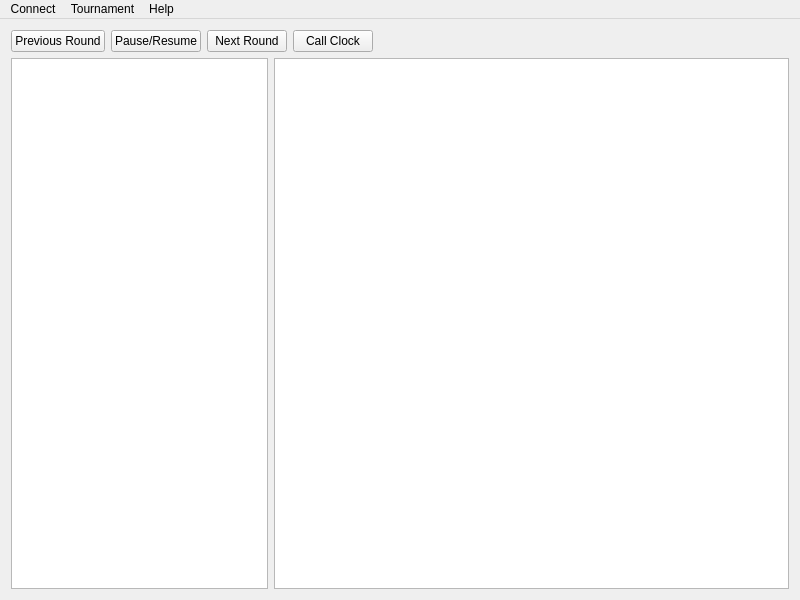
Before: the Qt Designer form TBQt/TBViewerMainWindow.ui in ryandrake08/td, drawn with Qt 5.
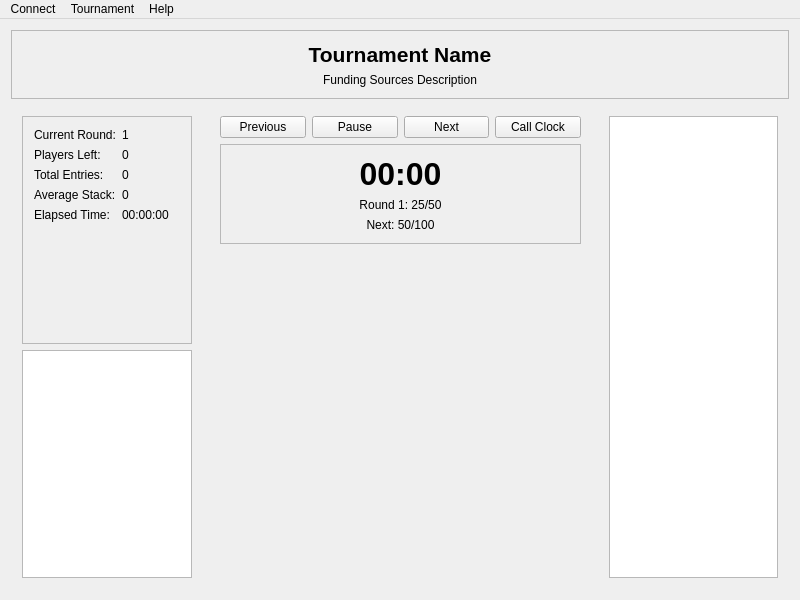
After: the same form once the commit is applied. Icons and pictures are not drawn.

Commit message: Implement Qt tournament viewer display

```diff
--- a/TBQt/TBViewerMainWindow.ui
+++ b/TBQt/TBViewerMainWindow.ui
@@ -26,11 +26,184 @@
   <widget class="QWidget" name="centralWidget">
    <layout class="QVBoxLayout" name="verticalLayout">
     <item>
-     <layout class="QHBoxLayout" name="controlsLayout">
+     <!-- Top pane: Tournament name and funding sources -->
+     <widget class="QFrame" name="tournamentInfoFrame">
+      <property name="frameShape">
+       <enum>QFrame::StyledPanel</enum>
+      </property>
+      <property name="sizePolicy">
+       <sizepolicy hsizetype="Preferred" vsizetype="Fixed">
+        <horstretch>0</horstretch>
+        <verstretch>0</verstretch>
+       </sizepolicy>
+      </property>
+      <layout class="QVBoxLayout" name="tournamentInfoLayout">
+       <item>
+        <widget class="QLabel" name="tournamentNameLabel">
+         <property name="font">
+          <font>
+           <pointsize>16</pointsize>
+           <weight>75</weight>
+           <bold>true</bold>
+          </font>
+         </property>
+         <property name="text">
+          <string>Tournament Name</string>
+         </property>
+         <property name="alignment">
+          <set>Qt::AlignCenter</set>
+         </property>
+        </widget>
+       </item>
+       <item>
+        <widget class="QLabel" name="fundingSourcesLabel">
+         <property name="text">
+          <string>Funding Sources Description</string>
+         </property>
+         <property name="alignment">
+          <set>Qt::AlignCenter</set>
+         </property>
+         <property name="wordWrap">
+          <bool>true</bool>
+         </property>
+        </widget>
+       </item>
+      </layout>
+     </widget>
+    </item>
+    <item>
+     <!-- Main content area -->
+     <layout class="QHBoxLayout" name="mainContentLayout">
+      <item>
+       <!-- Left column container widget -->
+       <widget class="QWidget" name="leftColumnWidget">
+        <property name="sizePolicy">
+         <sizepolicy hsizetype="Expanding" vsizetype="Expanding">
+          <horstretch>1</horstretch>
+          <verstretch>0</verstretch>
+         </sizepolicy>
+        </property>
+        <layout class="QVBoxLayout" name="leftColumnLayout">
+        <item>
+         <!-- Upper-left pane: Round info, players left, etc. -->
+         <widget class="QFrame" name="tournamentStatsFrame">
+          <property name="frameShape">
+           <enum>QFrame::StyledPanel</enum>
+          </property>
+          <property name="sizePolicy">
+           <sizepolicy hsizetype="Expanding" vsizetype="Expanding">
+            <horstretch>0</horstretch>
+            <verstretch>1</verstretch>
+           </sizepolicy>
+          </property>
+          <layout class="QFormLayout" name="tournamentStatsLayout">
+           <item row="0" column="0">
+            <widget class="QLabel" name="currentRoundLabel">
+             <property name="text">
+              <string>Current Round:</string>
+             </property>
+            </widget>
+           </item>
+           <item row="0" column="1">
+            <widget class="QLabel" name="currentRoundValue">
+             <property name="text">
+              <string>1</string>
+             </property>
+            </widget>
+           </item>
+           <item row="1" column="0">
+            <widget class="QLabel" name="playersLeftLabel">
+             <property name="text">
+              <string>Players Left:</string>
+             </property>
+            </widget>
+           </item>
+           <item row="1" column="1">
+            <widget class="QLabel" name="playersLeftValue">
+             <property name="text">
+              <string>0</string>
+             </property>
+            </widget>
+           </item>
+           <item row="2" column="0">
+            <widget class="QLabel" name="totalEntriesLabel">
+             <property name="text">
+              <string>Total Entries:</string>
+             </property>
+            </widget>
+           </item>
+           <item row="2" column="1">
+            <widget class="QLabel" name="totalEntriesValue">
+             <property name="text">
+              <string>0</string>
+             </property>
+            </widget>
+           </item>
+           <item row="3" column="0">
+            <widget class="QLabel" name="averageStackLabel">
+             <property name="text">
+              <string>Average Stack:</string>
+             </property>
+            </widget>
+           </item>
+           <item row="3" column="1">
+            <widget class="QLabel" name="averageStackValue">
+             <property name="text">
+              <string>0</string>
+             </property>
+            </widget>
+           </item>
+           <item row="4" column="0">
+            <widget class="QLabel" name="elapsedTimeLabel">
+             <property name="text">
+              <string>Elapsed Time:</string>
+             </property>
+            </widget>
+           </item>
+           <item row="4" column="1">
+            <widget class="QLabel" name="elapsedTimeValue">
+             <property name="text">
+              <string>00:00:00</string>
+             </property>
+            </widget>
+           </item>
+          </layout>
+         </widget>
+        </item>
+        <item>
+         <!-- Lower-left pane: Chip information -->
+         <widget class="QTableView" name="chipsTableView">
+          <property name="sizePolicy">
+           <sizepolicy hsizetype="Expanding" vsizetype="Expanding">
+            <horstretch>0</horstretch>
+            <verstretch>1</verstretch>
+           </sizepolicy>
+          </property>
+         </widget>
+        </item>
+       </layout>
+       </widget>
+      </item>
+      <item>
+       <!-- Center column container widget -->
+       <widget class="QWidget" name="centerColumnWidget">
+        <property name="sizePolicy">
+         <sizepolicy hsizetype="Expanding" vsizetype="Expanding">
+          <horstretch>2</horstretch>
+          <verstretch>0</verstretch>
+         </sizepolicy>
+        </property>
+        <layout class="QVBoxLayout" name="centerColumnLayout">
+        <property name="sizeConstraint">
+         <enum>QLayout::SetDefaultConstraint</enum>
+        </property>
+        <item>
+         <!-- Action buttons -->
+         <layout class="QHBoxLayout" name="actionButtonsLayout">
       <item>
        <widget class="QPushButton" name="previousRoundButton">
         <property name="text">
-         <string>Previous Round</string>
+             <string>Previous</string>
         </property>
         <property name="icon">
          <iconset resource="TBQt.qrc">
@@ -41,7 +214,7 @@
       <item>
        <widget class="QPushButton" name="pauseResumeButton">
         <property name="text">
-         <string>Pause/Resume</string>
+             <string>Pause</string>
         </property>
         <property name="icon">
          <iconset resource="TBQt.qrc">
@@ -52,7 +225,7 @@
       <item>
        <widget class="QPushButton" name="nextRoundButton">
         <property name="text">
-         <string>Next Round</string>
+             <string>Next</string>
         </property>
         <property name="icon">
          <iconset resource="TBQt.qrc">
@@ -71,41 +244,93 @@
         </property>
        </widget>
       </item>
+         </layout>
+        </item>
       <item>
-       <spacer name="horizontalSpacer">
+         <!-- Tournament clock display -->
+         <widget class="QFrame" name="clockFrame">
+          <property name="frameShape">
+           <enum>QFrame::StyledPanel</enum>
+          </property>
+          <layout class="QVBoxLayout" name="clockLayout">
+           <item>
+            <widget class="QLabel" name="tournamentClockLabel">
+             <property name="font">
+              <font>
+               <pointsize>24</pointsize>
+               <weight>75</weight>
+               <bold>true</bold>
+              </font>
+             </property>
+             <property name="text">
+              <string>00:00</string>
+             </property>
+             <property name="alignment">
+              <set>Qt::AlignCenter</set>
+             </property>
+            </widget>
+           </item>
+           <item>
+            <widget class="QLabel" name="currentRoundInfoLabel">
+             <property name="text">
+              <string>Round 1: 25/50</string>
+             </property>
+             <property name="alignment">
+              <set>Qt::AlignCenter</set>
+             </property>
+            </widget>
+           </item>
+           <item>
+            <widget class="QLabel" name="nextRoundInfoLabel">
+             <property name="text">
+              <string>Next: 50/100</string>
+             </property>
+             <property name="alignment">
+              <set>Qt::AlignCenter</set>
+             </property>
+            </widget>
+           </item>
+          </layout>
+         </widget>
+        </item>
+        <item>
+         <spacer name="centerVerticalSpacer">
         <property name="orientation">
-         <enum>Qt::Horizontal</enum>
+           <enum>Qt::Vertical</enum>
         </property>
         <property name="sizeHint" stdset="0">
          <size>
-          <width>40</width>
-          <height>20</height>
+            <width>20</width>
+            <height>40</height>
          </size>
         </property>
        </spacer>
       </item>
      </layout>
+       </widget>
     </item>
     <item>
-     <layout class="QHBoxLayout" name="displayLayout">
-      <item>
-       <widget class="QTableView" name="chipsTableView">
+       <!-- Right column container widget -->
+       <widget class="QWidget" name="rightColumnWidget">
         <property name="sizePolicy">
          <sizepolicy hsizetype="Expanding" vsizetype="Expanding">
           <horstretch>1</horstretch>
           <verstretch>0</verstretch>
          </sizepolicy>
         </property>
-       </widget>
-      </item>
+        <layout class="QVBoxLayout" name="rightColumnLayout">
       <item>
+          <!-- Tournament results -->
        <widget class="QTableView" name="resultsTableView">
         <property name="sizePolicy">
          <sizepolicy hsizetype="Expanding" vsizetype="Expanding">
-          <horstretch>2</horstretch>
+             <horstretch>0</horstretch>
           <verstretch>0</verstretch>
          </sizepolicy>
         </property>
+          </widget>
+         </item>
+        </layout>
        </widget>
       </item>
      </layout>
```
Left out of the diff: 2 changed lines with no effect on the pictures. Lines whose indentation alone changed are shown as unchanged. The commit also changes 11 other files.
